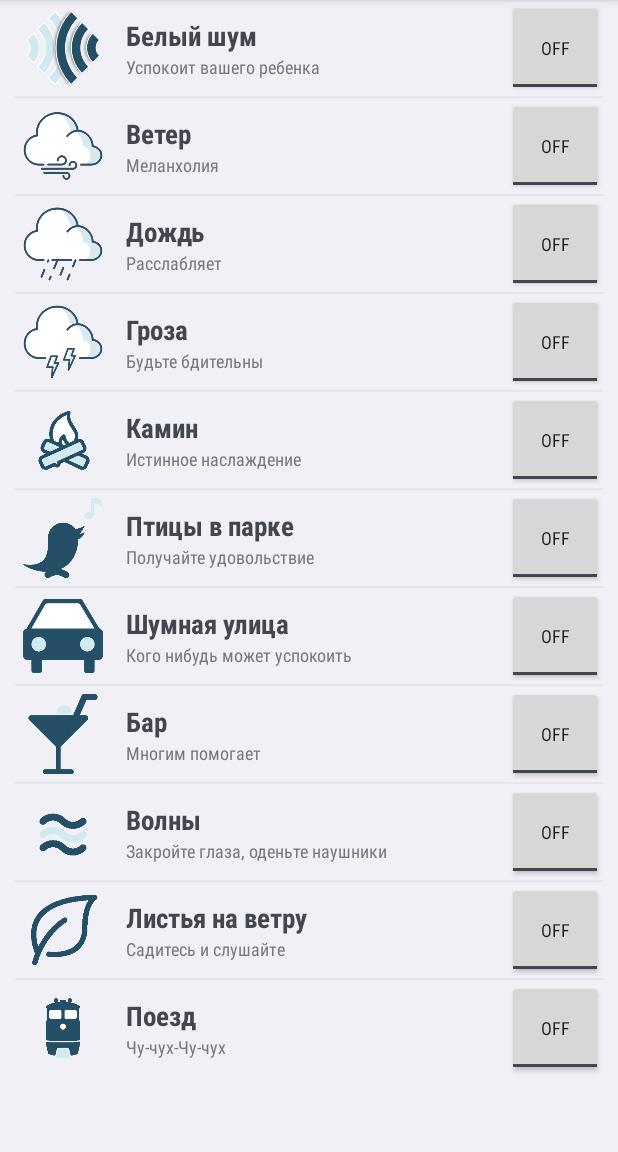
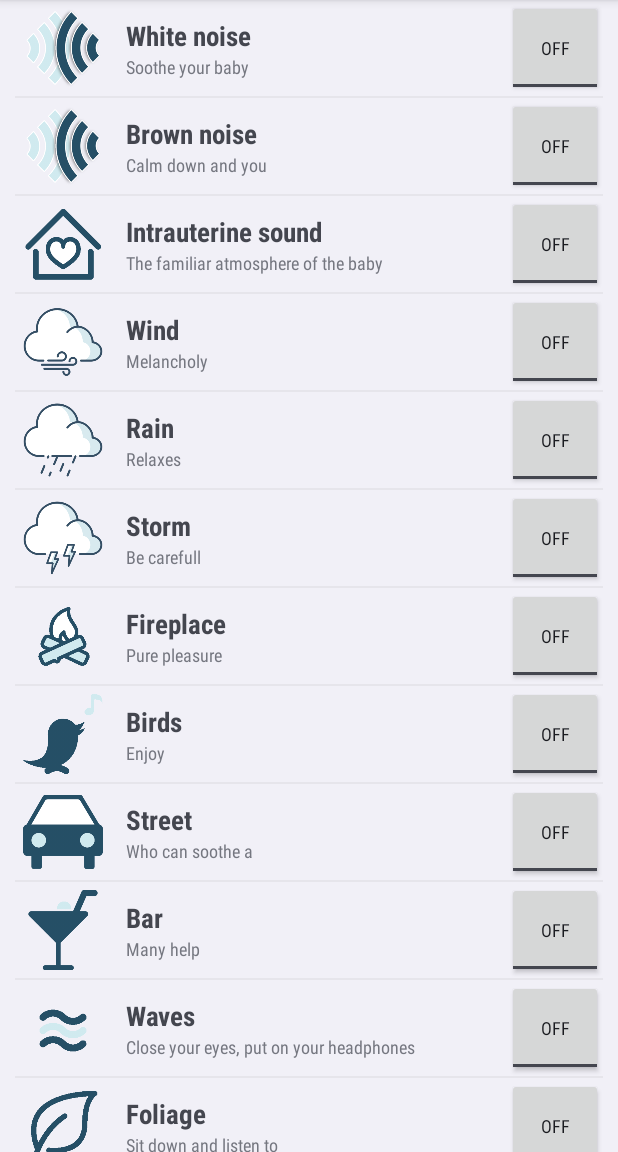
Before and after one commit to ZorgeR/Noizer, an Android app: the screen it shows after launch (MainActivity), on a phone screen of 412 x 824 dp, the part 84-1236 px from its top. Run offline under Robolectric (Android 15) with nearby library versions, the phone set to English and light mode, and no system bars.

Commit message:
r115 - Новые звуки - Исправления и улучшения - Пункт "О программе" - Пункт "Обратная связь" - Новая иконка

```diff
--- a/app/src/main/java/com/zlab/noizer/app/MainActivity.java
+++ b/app/src/main/java/com/zlab/noizer/app/MainActivity.java
@@ -1,13 +1,22 @@
 package com.zlab.noizer.app;
 
 import android.app.Activity;
+import android.app.AlertDialog;
 import android.content.Context;
+import android.content.Intent;
+import android.content.pm.PackageInfo;
+import android.content.pm.PackageManager;
 import android.content.res.Configuration;
 import android.os.Bundle;
+import android.text.SpannableString;
+import android.text.method.LinkMovementMethod;
+import android.text.util.Linkify;
 import android.view.KeyEvent;
 import android.view.Menu;
 import android.view.MenuItem;
 import android.widget.ListView;
+import android.widget.TextView;
+
 import java.util.ArrayList;
 import java.util.List;
 
@@ -43,17 +52,19 @@ public class MainActivity extends Activity {
     private List<ListViewItem> getItemsList(){
         List<ListViewItem> list = new ArrayList<ListViewItem>();
 
-        list.add(new ListViewItem(mContext, "Белый шум", "Успокоит вашего ребенка", R.raw.whitenoise, "raw/whitenoise.ogg", false, 25, R.drawable.whitenoise));
-        list.add(new ListViewItem(mContext, "Ветер", "Меланхолия", R.raw.wind, "raw/wind.ogg", false, 25, R.drawable.wind));
-        list.add(new ListViewItem(mContext, "Дождь", "Расслабляет", R.raw.rain, "raw/rain.ogg", false, 25, R.drawable.rain));
-        list.add(new ListViewItem(mContext, "Гроза", "Будьте бдительны", R.raw.storm, "raw/storm.ogg", false, 25, R.drawable.storm));
-        list.add(new ListViewItem(mContext, "Камин", "Истинное наслаждение", R.raw.fireplace, "raw/fireplace.ogg", false, 25, R.drawable.fireplace));
-        list.add(new ListViewItem(mContext, "Птицы в парке", "Получайте удовольствие", R.raw.birds, "raw/birds.ogg", false, 25, R.drawable.birds));
-        list.add(new ListViewItem(mContext, "Шумная улица", "Кого нибудь может успокоить", R.raw.street, "raw/street.ogg", false, 25, R.drawable.street));
-        list.add(new ListViewItem(mContext, "Бар", "Многим помогает", R.raw.bar, "raw/bar.ogg", false, 25, R.drawable.bar));
-        list.add(new ListViewItem(mContext, "Волны", "Закройте глаза, оденьте наушники", R.raw.waves, "raw/waves.ogg", false, 25, R.drawable.waves));
-        list.add(new ListViewItem(mContext, "Листья на ветру", "Садитесь и слушайте", R.raw.foliage, "raw/foliage.ogg", false, 25, R.drawable.foliage));
-        list.add(new ListViewItem(mContext, "Поезд", "Чу-чух-Чу-чух", R.raw.train, "raw/train.ogg", false, 25, R.drawable.train));
+        list.add(new ListViewItem(mContext, getResources().getString(R.string.sound_title_whitenoise), getResources().getString(R.string.sound_description_whitenoise), R.raw.whitenoise, "raw/whitenoise.ogg", false, 25, R.drawable.noise));
+        list.add(new ListViewItem(mContext, getResources().getString(R.string.sound_title_brownnoise), getResources().getString(R.string.sound_description_brownnoise), R.raw.brownnoise, "raw/brownnoise.ogg", false, 25, R.drawable.noise));
+        list.add(new ListViewItem(mContext, getResources().getString(R.string.sound_title_intrauterine), getResources().getString(R.string.sound_description_intrauterine), R.raw.intrauterine, "raw/intrauterine.ogg", false, 25, R.drawable.intrauterine));
+        list.add(new ListViewItem(mContext, getResources().getString(R.string.sound_title_wind), getResources().getString(R.string.sound_description_wind), R.raw.wind, "raw/wind.ogg", false, 25, R.drawable.wind));
+        list.add(new ListViewItem(mContext, getResources().getString(R.string.sound_title_rain), getResources().getString(R.string.sound_description_rain), R.raw.rain, "raw/rain.ogg", false, 25, R.drawable.rain));
+        list.add(new ListViewItem(mContext, getResources().getString(R.string.sound_title_storm), getResources().getString(R.string.sound_description_storm), R.raw.storm, "raw/storm.ogg", false, 25, R.drawable.storm));
+        list.add(new ListViewItem(mContext, getResources().getString(R.string.sound_title_fireplace), getResources().getString(R.string.sound_description_fireplace), R.raw.fireplace, "raw/fireplace.ogg", false, 25, R.drawable.fireplace));
+        list.add(new ListViewItem(mContext, getResources().getString(R.string.sound_title_birds), getResources().getString(R.string.sound_description_birds), R.raw.birds, "raw/birds.ogg", false, 25, R.drawable.birds));
+        list.add(new ListViewItem(mContext, getResources().getString(R.string.sound_title_street), getResources().getString(R.string.sound_description_street), R.raw.street, "raw/street.ogg", false, 25, R.drawable.street));
+        list.add(new ListViewItem(mContext, getResources().getString(R.string.sound_title_bar), getResources().getString(R.string.sound_description_bar), R.raw.bar, "raw/bar.ogg", false, 25, R.drawable.bar));
+        list.add(new ListViewItem(mContext, getResources().getString(R.string.sound_title_waves), getResources().getString(R.string.sound_description_waves), R.raw.waves, "raw/waves.ogg", false, 25, R.drawable.waves));
+        list.add(new ListViewItem(mContext, getResources().getString(R.string.sound_title_foliage), getResources().getString(R.string.sound_description_foliage), R.raw.foliage, "raw/foliage.ogg", false, 25, R.drawable.foliage));
+        list.add(new ListViewItem(mContext, getResources().getString(R.string.sound_title_train), getResources().getString(R.string.sound_description_train), R.raw.train, "raw/train.ogg", false, 25, R.drawable.train));
 
         return list;
     }
@@ -67,15 +78,53 @@ public class MainActivity extends Activity {
     @Override
     public boolean onOptionsItemSelected(MenuItem item) {
         int id = item.getItemId();
+
         if (id == R.id.action_exit) {
-            for(int i=0;i<listAdaptor.getCount();i++){
-                listAdaptor.getItem(i).stopPlaying();
-            }
+            stopAllSound();
             this.finish();
             return true;
+        } else if (id == R.id.action_contact){
+            Intent intent = new Intent(Intent.ACTION_SEND);
+            intent.setType("plain/text");
+            intent.putExtra(Intent.EXTRA_EMAIL, new String[] { "zorg.rhrd@gmail.com" });
+            intent.putExtra(Intent.EXTRA_SUBJECT, "Noizer app request");
+            intent.putExtra(Intent.EXTRA_TEXT, "Your text here");
+            startActivity(Intent.createChooser(intent, ""));
+            return true;
+        } else if (id == R.id.action_about){
+
+            PackageManager manager = getPackageManager();
+            PackageInfo info = null;
+            String version = "Can't identify";
+            try {
+                info = manager.getPackageInfo(getPackageName(), 0);
+            } catch (PackageManager.NameNotFoundException e) {
+                e.printStackTrace();
+            }
+            if(info!=null){
+                version = info.versionName;
+            }
+
+            final SpannableString msg = new SpannableString(getResources().getString(R.string.action_about_description)+"Build: "+version);
+            Linkify.addLinks(msg, Linkify.ALL);
+
+            final AlertDialog aboutDialog = new AlertDialog.Builder(this)
+                    .setTitle(getResources().getString(R.string.action_about_title))
+                    .setMessage(msg)
+                    .setIcon(android.R.drawable.ic_dialog_info)
+                    .create();
+            aboutDialog.show();
+
+            ((TextView)aboutDialog.findViewById(android.R.id.message)).setMovementMethod(LinkMovementMethod.getInstance());
         }
 
         return super.onOptionsItemSelected(item);
+    }
+
+    private void stopAllSound(){
+        for(int i=0;i<listAdaptor.getCount();i++){
+            listAdaptor.getItem(i).stopPlaying();
+        }
     }
 
     @Override
@@ -89,4 +138,5 @@ public class MainActivity extends Activity {
         return super.onKeyDown(keyCode, event);
     }
 
+
 }
--- a/app/src/main/res/menu/menu_main.xml
+++ b/app/src/main/res/menu/menu_main.xml
@@ -4,6 +4,15 @@
       tools:context=".MainActivity">
     <item android:id="@+id/action_exit"
           android:title="@string/action_exit"
-          android:orderInCategory="100"
+          android:orderInCategory="110"
           app:showAsAction="never"/>
+    <item  android:id="@+id/action_contact"
+           android:title="@string/action_contact"
+           android:orderInCategory="105"
+           app:showAsAction="never"/>
+    <item  android:id="@+id/action_about"
+           android:title="@string/action_about"
+           android:orderInCategory="108"
+           app:showAsAction="never"/>
+
 </menu>
--- a/app/src/main/res/values/strings.xml
+++ b/app/src/main/res/values/strings.xml
@@ -1,6 +1,39 @@
 <resources>
     <string name="app_name">Noizer</string>
     <string name="action_exit">Exit</string>
+    <string name="action_contact">Feedback</string>
+    <string name="action_about">About</string>
+    <string name="action_about_title">About</string>
+    <string name="action_about_description">Noizer - open source noise manager.\r\n\r\nFeel free to send feedback from menu.\r\n\r\nSource code:\r\n<a href="https://github.com/ZorgeR/Noizer">https://github.com/ZorgeR/Noizer</a>\r\n\r\n</string>
     <string name="on">On</string>
     <string name="off">Off</string>
+    <!-- Title -->
+    <string name="sound_title_whitenoise">White noise</string>
+    <string name="sound_title_brownnoise">Brown noise</string>
+    <string name="sound_title_intrauterine">Intrauterine sound</string>
+    <string name="sound_title_wind">Wind</string>
+    <string name="sound_title_rain">Rain</string>
+    <string name="sound_title_storm">Storm</string>
+    <string name="sound_title_fireplace">Fireplace</string>
+    <string name="sound_title_birds">Birds</string>
+    <string name="sound_title_street">Street</string>
+    <string name="sound_title_bar">Bar</string>
+    <string name="sound_title_waves">Waves</string>
+    <string name="sound_title_foliage">Foliage</string>
+    <string name="sound_title_train">Train</string>
+    <!-- Desription -->
+    <string name="sound_description_whitenoise">Soothe your baby</string>
+    <string name="sound_description_brownnoise">Calm down and you</string>
+    <string name="sound_description_intrauterine">The familiar atmosphere of the baby</string>
+    <string name="sound_description_wind">Melancholy</string>
+    <string name="sound_description_rain">Relaxes</string>
+    <string name="sound_description_storm">Be carefull</string>
+    <string name="sound_description_fireplace">Pure pleasure</string>
+    <string name="sound_description_birds">Enjoy</string>
+    <string name="sound_description_street">Who can soothe a</string>
+    <string name="sound_description_bar">Many help</string>
+    <string name="sound_description_waves">Close your eyes, put on your headphones</string>
+    <string name="sound_description_foliage">Sit down and listen to</string>
+    <string name="sound_description_train">Choo-choo-choo-Choo</string>
+
 </resources>
```
Also changed, not shown: app/src/main/res/drawable/intrauterine.png (added), app/src/main/res/drawable/noise.png (renamed from app/src/main/res/drawable/whitenoise.png), app/src/main/res/mipmap-hdpi/ic_launcher.png, app/src/main/res/mipmap-mdpi/ic_launcher.png, app/src/main/res/mipmap-xhdpi/ic_launcher.png, app/src/main/res/mipmap-xxhdpi/ic_launcher.png, app/src/main/res/mipmap-xxxhdpi/ic_launcher.png, 4 other files.
